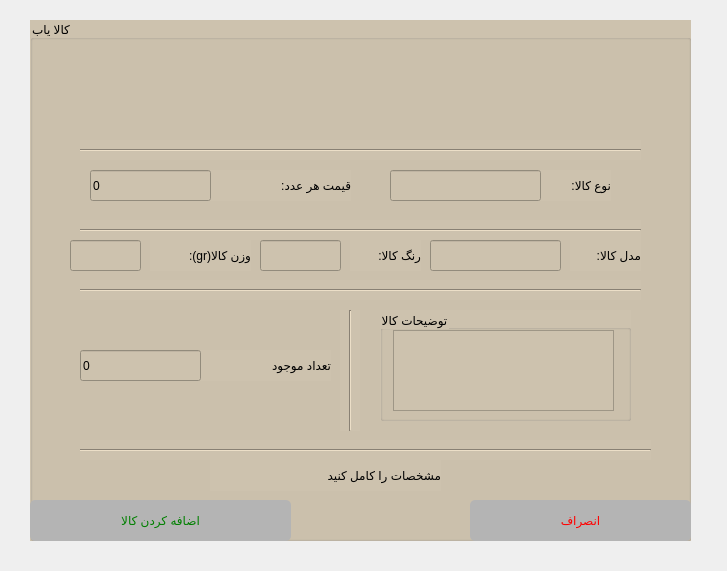
First picture: the form in Project_Ap/dialog_add.ui, repository AP-projects-4001/metagoofill, before the edit.
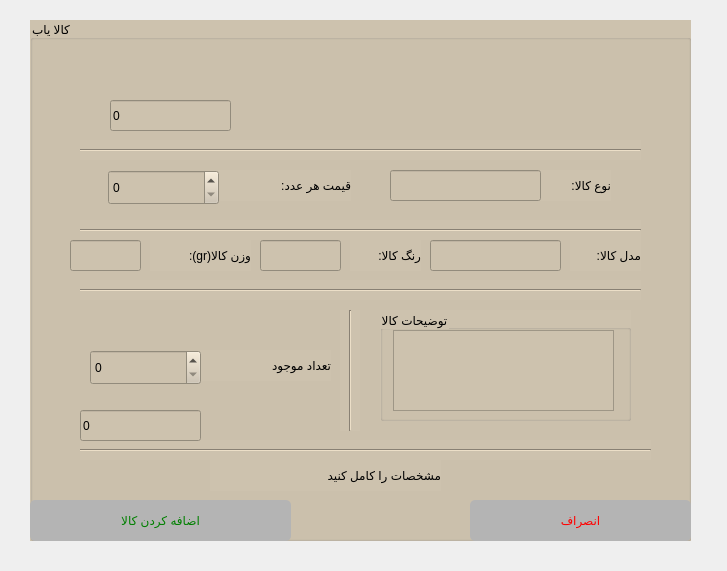
Second picture: the form after the edit.

Diff of the .ui file:
```diff
--- a/Project_Ap/dialog_add.ui
+++ b/Project_Ap/dialog_add.ui
@@ -282,8 +282,8 @@
    <widget class="QLineEdit" name="lineEdit_price">
     <property name="geometry">
      <rect>
-      <x>60</x>
-      <y>150</y>
+      <x>80</x>
+      <y>80</y>
       <width>121</width>
       <height>31</height>
      </rect>
@@ -299,7 +299,7 @@
     <property name="geometry">
      <rect>
       <x>50</x>
-      <y>330</y>
+      <y>390</y>
       <width>121</width>
       <height>31</height>
      </rect>
@@ -417,6 +417,26 @@
      <string>مشخصات را کامل کنید</string>
     </property>
    </widget>
+   <widget class="QSpinBox" name="spinBox">
+    <property name="geometry">
+     <rect>
+      <x>78</x>
+      <y>150</y>
+      <width>111</width>
+      <height>35</height>
+     </rect>
+    </property>
+   </widget>
+   <widget class="QSpinBox" name="spinBox_2">
+    <property name="geometry">
+     <rect>
+      <x>60</x>
+      <y>330</y>
+      <width>111</width>
+      <height>35</height>
+     </rect>
+    </property>
+   </widget>
   </widget>
  </widget>
  <resources/>
```
